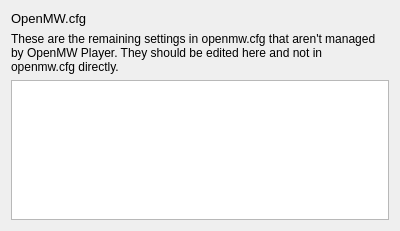
The window that src/plugin/openmwplayer/ui/openmwplayer_openmwcfg.ui (Kezyma/ModOrganizer-Plugins) describes before a commit, drawn with Qt 5.
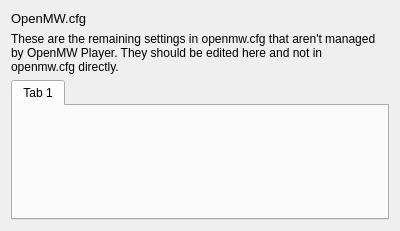
The same window after the commit.

Commit message: new openmw player manager edits correctly.

What changed in the file:
```diff
--- a/src/plugin/openmwplayer/ui/openmwplayer_openmwcfg.ui
+++ b/src/plugin/openmwplayer/ui/openmwplayer_openmwcfg.ui
@@ -51,16 +51,21 @@
         </property>
        </widget>
       </item>
+      <item>
+       <widget class="QTabWidget" name="configTabs">
+        <property name="currentIndex">
+         <number>0</number>
+        </property>
+        <widget class="QWidget" name="tab">
+         <attribute name="title">
+          <string>Tab 1</string>
+         </attribute>
+        </widget>
+       </widget>
+      </item>
      </layout>
     </widget>
    </item>
-   <item>
-    <widget class="QPlainTextEdit" name="plainTextEdit">
-     <property name="plainText">
-      <string/>
-     </property>
-    </widget>
-   </item>
   </layout>
  </widget>
  <resources/>
```
The commit also changes 15 other files.
